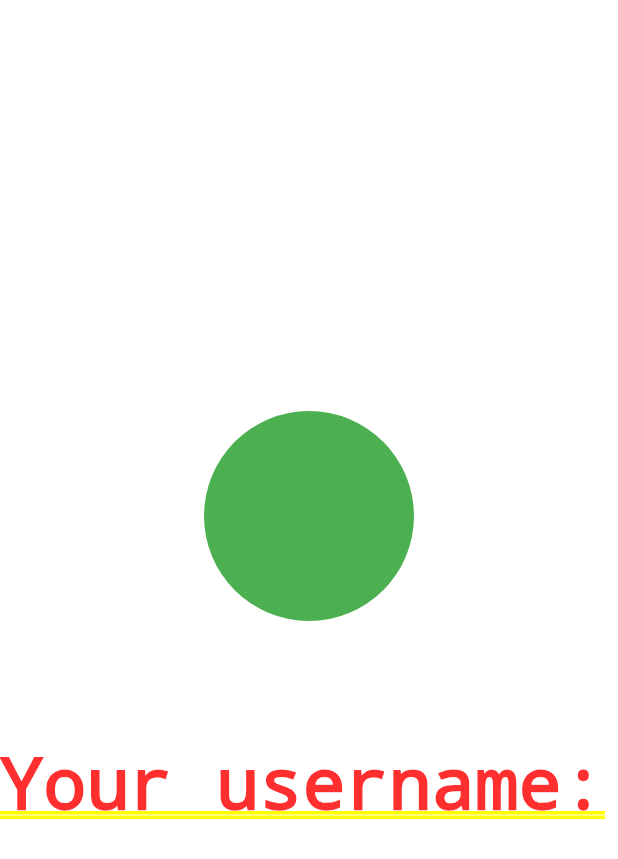
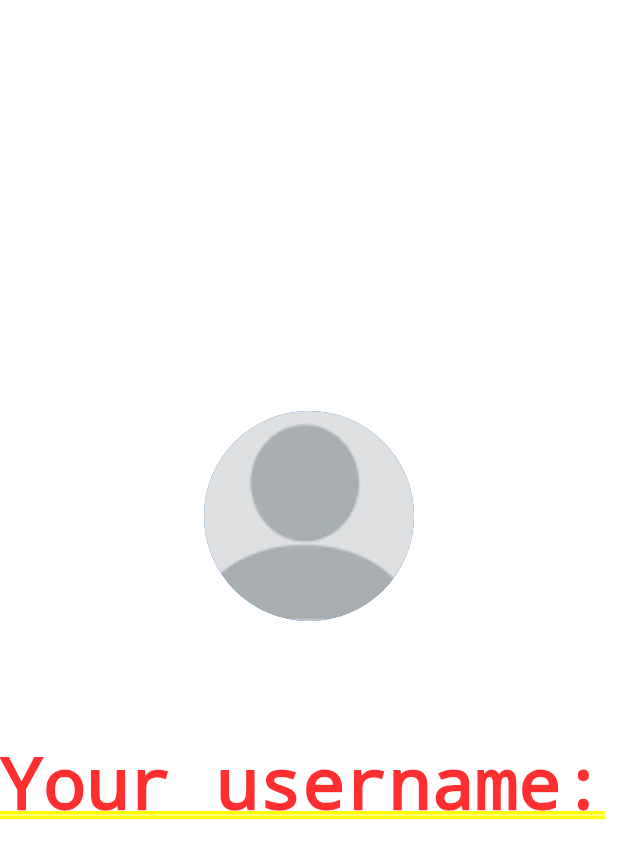
Before and after one commit to Eshaan-B/where_to, a Flutter app: the ProfilePage screen opened by its route, on a phone screen of 412 x 824 dp. Shown: the top 859 px of the screen. Run offline on Flutter 3.47's test engine with Material 2 defaults, Android fonts, the phone set to English and light mode, and no system bars; our stand-ins replace curved_navigation_bar; network calls fail.

Commit message:
Profile Page
This will update the Profile Page to our 'Where To' app

```diff
--- a/lib/screens/ProfilePage.dart
+++ b/lib/screens/ProfilePage.dart
@@ -18,14 +18,20 @@ class ProfilePage extends StatelessWidget {
           width: double.infinity,
         ),
         CircleAvatar(
-          backgroundColor: Colors.green,
+          backgroundImage: AssetImage('assets/user.jpg'),
           radius: 70,
         ),
+        //backgroundImage: AssetImage(''),
+        // backgroundColor: Colors.green,
+
         SizedBox(
           height: 80,
         ),
         Text(
-            "Your username: ${Provider.of<Auth>(context, listen: false).getUsername}")
+            "Your username: ${Provider.of<Auth>(context, listen: false).getUsername}"),
+        Container(
+          decoration: new BoxDecoration(color: Colors.cyanAccent),
+        )
       ],
     );
   }
--- a/pubspec.yaml
+++ b/pubspec.yaml
@@ -49,7 +49,9 @@ flutter:
   uses-material-design: true
 
   # To add assets to your application, add an assets section, like this:
-  # assets:
+  assets:
+   - assets/
+
   #   - images/a_dot_burr.jpeg
   #   - images/a_dot_ham.jpeg
 
```
Also changed, not shown: assets/user.jpg (added).
